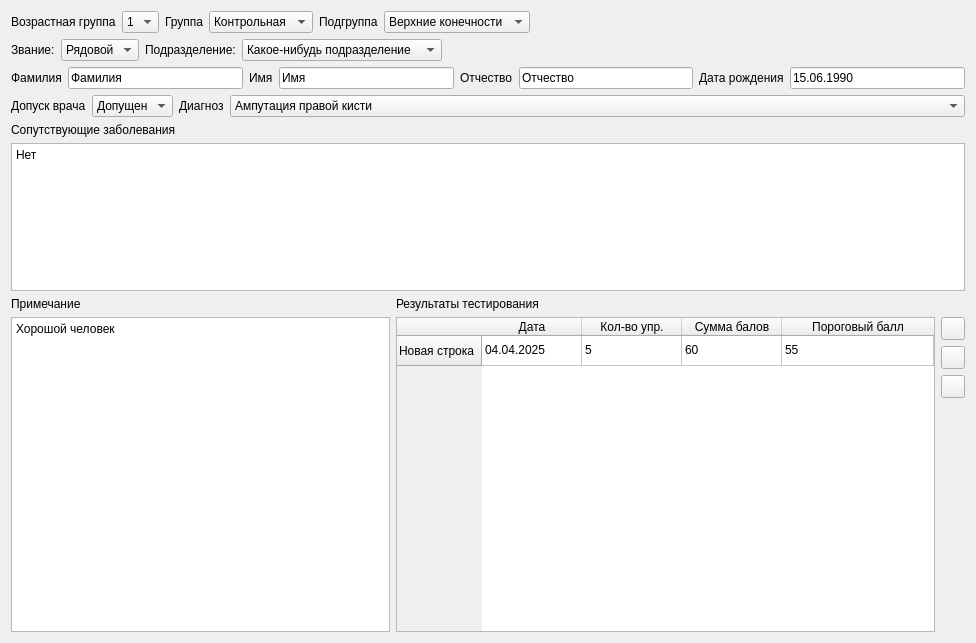
First picture: the form in src/examinee/formexaminee.ui, repository rainovskyqt/PhysFitPWD, before the edit.
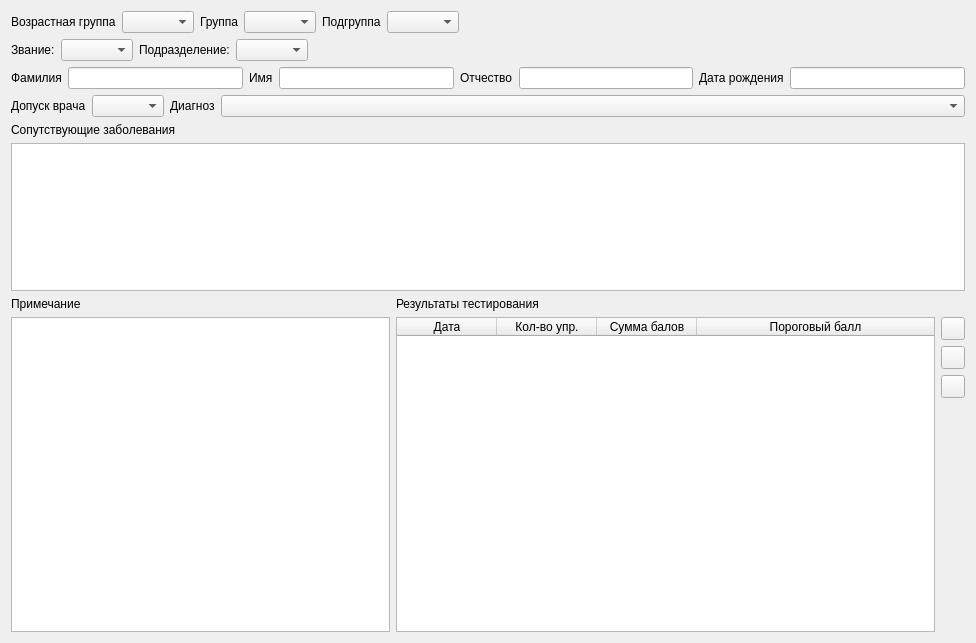
Second picture: the form after the edit. Icons and pictures are not drawn.

Diff of the .ui file:
```diff
--- a/src/examinee/formexaminee.ui
+++ b/src/examinee/formexaminee.ui
@@ -24,13 +24,7 @@
       </widget>
      </item>
      <item>
-      <widget class="QComboBox" name="comboBox_6">
-       <item>
-        <property name="text">
-         <string>1</string>
-        </property>
-       </item>
-      </widget>
+      <widget class="QComboBox" name="cb_ageGroup"/>
      </item>
      <item>
       <widget class="QLabel" name="label_11">
@@ -40,13 +34,7 @@
       </widget>
      </item>
      <item>
-      <widget class="QComboBox" name="comboBox_7">
-       <item>
-        <property name="text">
-         <string>Контрольная</string>
-        </property>
-       </item>
-      </widget>
+      <widget class="QComboBox" name="cb_group"/>
      </item>
      <item>
       <widget class="QLabel" name="label_12">
@@ -56,13 +44,7 @@
       </widget>
      </item>
      <item>
-      <widget class="QComboBox" name="comboBox_8">
-       <item>
-        <property name="text">
-         <string>Верхние конечности</string>
-        </property>
-       </item>
-      </widget>
+      <widget class="QComboBox" name="cb_subGroup"/>
      </item>
      <item>
       <spacer name="horizontalSpacer">
@@ -89,13 +71,7 @@
       </widget>
      </item>
      <item>
-      <widget class="QComboBox" name="comboBox_5">
-       <item>
-        <property name="text">
-         <string>Рядовой</string>
-        </property>
-       </item>
-      </widget>
+      <widget class="QComboBox" name="cb_rang"/>
      </item>
      <item>
       <widget class="QLabel" name="label">
@@ -105,13 +81,7 @@
       </widget>
      </item>
      <item>
-      <widget class="QComboBox" name="comboBox">
-       <item>
-        <property name="text">
-         <string>Какое-нибудь подразделение</string>
-        </property>
-       </item>
-      </widget>
+      <widget class="QComboBox" name="cb_department"/>
      </item>
      <item>
       <spacer name="horizontalSpacer_2">
@@ -140,7 +110,7 @@
      <item>
       <widget class="QLineEdit" name="lineEdit">
        <property name="text">
-        <string>Фамилия</string>
+        <string/>
        </property>
       </widget>
      </item>
@@ -154,7 +124,7 @@
      <item>
       <widget class="QLineEdit" name="lineEdit_2">
        <property name="text">
-        <string>Имя</string>
+        <string/>
        </property>
       </widget>
      </item>
@@ -168,7 +138,7 @@
      <item>
       <widget class="QLineEdit" name="lineEdit_3">
        <property name="text">
-        <string>Отчество</string>
+        <string/>
        </property>
       </widget>
      </item>
@@ -182,7 +152,7 @@
      <item>
       <widget class="QLineEdit" name="lineEdit_4">
        <property name="text">
-        <string>15.06.1990</string>
+        <string/>
        </property>
       </widget>
      </item>
@@ -198,13 +168,7 @@
       </widget>
      </item>
      <item>
-      <widget class="QComboBox" name="comboBox_2">
-       <item>
-        <property name="text">
-         <string>Допущен</string>
-        </property>
-       </item>
-      </widget>
+      <widget class="QComboBox" name="cb_clearance"/>
      </item>
      <item>
       <widget class="QLabel" name="label_7">
@@ -214,13 +178,7 @@
       </widget>
      </item>
      <item>
-      <widget class="QComboBox" name="comboBox_3">
-       <item>
-        <property name="text">
-         <string>Ампутация правой кисти</string>
-        </property>
-       </item>
-      </widget>
+      <widget class="QComboBox" name="cb_diagnos"/>
      </item>
     </layout>
    </item>
@@ -236,8 +194,7 @@
      <item>
       <widget class="QPlainTextEdit" name="plainTextEdit">
        <property name="plainText">
-        <string>Нет
-</string>
+        <string/>
        </property>
       </widget>
      </item>
@@ -257,7 +214,7 @@
        <item>
         <widget class="QPlainTextEdit" name="plainTextEdit_2">
          <property name="plainText">
-          <string>Хорошой человек</string>
+          <string/>
          </property>
         </widget>
        </item>
@@ -282,11 +239,6 @@
            <attribute name="horizontalHeaderStretchLastSection">
             <bool>true</bool>
            </attribute>
-           <row>
-            <property name="text">
-             <string>Новая строка</string>
-            </property>
-           </row>
            <column>
             <property name="text">
              <string>Дата</string>
@@ -307,26 +259,6 @@
              <string>Пороговый балл</string>
             </property>
            </column>
-           <item row="0" column="0">
-            <property name="text">
-             <string>04.04.2025</string>
-            </property>
-           </item>
-           <item row="0" column="1">
-            <property name="text">
-             <string>5</string>
-            </property>
-           </item>
-           <item row="0" column="2">
-            <property name="text">
-             <string>60</string>
-            </property>
-           </item>
-           <item row="0" column="3">
-            <property name="text">
-             <string>55</string>
-            </property>
-           </item>
           </widget>
          </item>
          <item>
```
